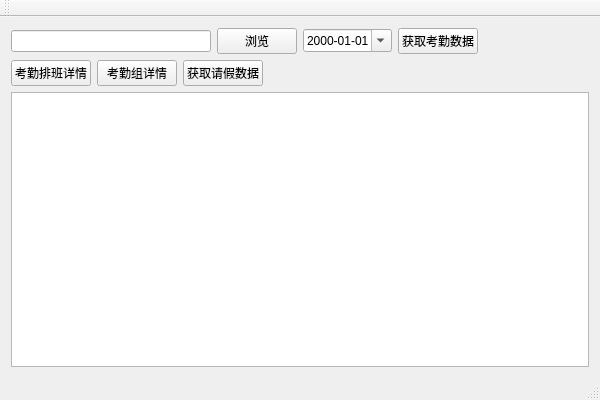
Above: mainwindow.ui from seahouse/attendanceget before the change. Below: the same form after it.
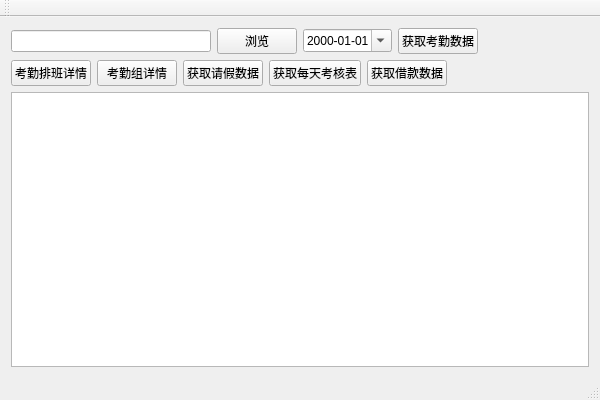
That is the form after the change.

Diff of the .ui file:
```diff
--- a/mainwindow.ui
+++ b/mainwindow.ui
@@ -89,6 +89,20 @@
         </property>
        </widget>
       </item>
+      <item>
+       <widget class="QPushButton" name="pbnGetAssessData">
+        <property name="text">
+         <string>获取每天考核表</string>
+        </property>
+       </widget>
+      </item>
+      <item>
+       <widget class="QPushButton" name="pbnGetLoanData">
+        <property name="text">
+         <string>获取借款数据</string>
+        </property>
+       </widget>
+      </item>
       <item>
        <spacer name="horizontalSpacer_2">
         <property name="orientation">
```
